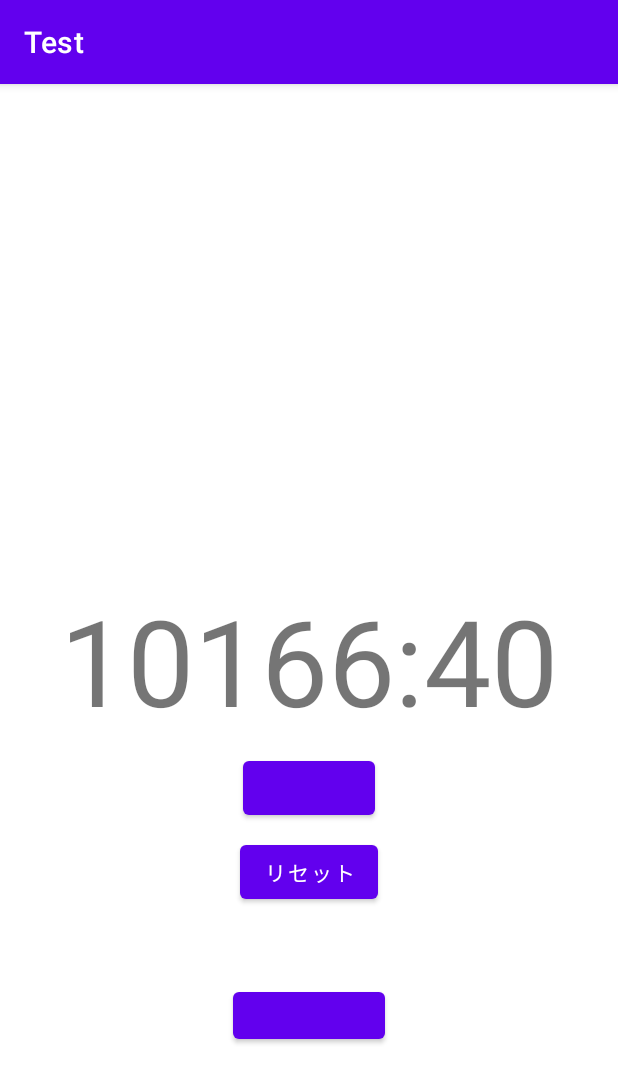
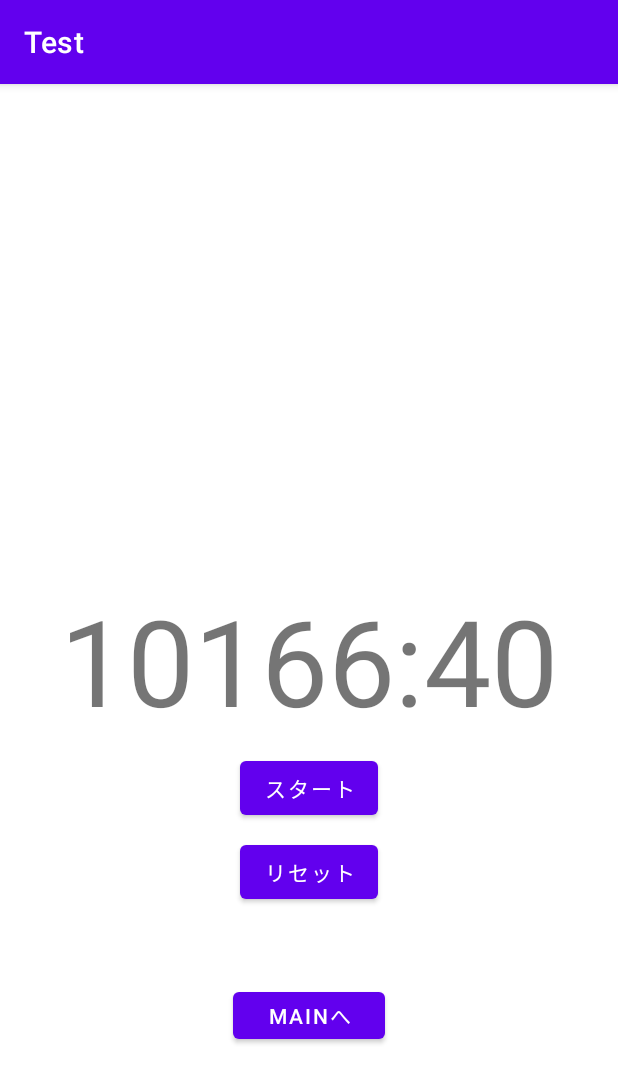
Before and after one commit to nigirimesizirou/Test, an Android app: the count_activity screen opened directly, with no data from a screen before it, on a phone screen of 412 x 824 dp. Shown: the top 1083 px of the screen. Run offline under Robolectric (Android 15) with nearby library versions, the phone set to English and light mode, and no system bars.

Commit message:
ｑ
ああ

```diff
--- a/app/src/main/res/layout/activity_count.xml
+++ b/app/src/main/res/layout/activity_count.xml
@@ -23,7 +23,7 @@
         android:layout_width="wrap_content"
         android:layout_height="wrap_content"
         android:layout_marginTop="8dp"
-        android:text=""
+        android:text="スタート"
         app:layout_constraintEnd_toEndOf="parent"
         app:layout_constraintHorizontal_bias="0.5"
         app:layout_constraintStart_toStartOf="parent"
@@ -47,7 +47,7 @@
         android:layout_width="101dp"
         android:layout_height="43dp"
         android:layout_marginTop="50dp"
-        tools:text="Mainへ戻る"
+        android:text="Mainへ"
         app:layout_constraintEnd_toEndOf="parent"
         app:layout_constraintStart_toStartOf="parent"
         app:layout_constraintTop_toBottomOf="@+id/buttonreset" />
--- a/app/src/main/res/layout/activity_main.xml
+++ b/app/src/main/res/layout/activity_main.xml
@@ -23,7 +23,7 @@
         android:layout_width="wrap_content"
         android:layout_height="48dp"
         android:onClick="calcNum"
-        android:text="@string/button"
+        android:text="開始"
         app:layout_constraintBottom_toBottomOf="parent"
         app:layout_constraintEnd_toEndOf="parent"
         app:layout_constraintHorizontal_bias="0.545"
```
Also changed, not shown: app/src/main/java/com/example/test/count_activity.java (+0 -1 lines).
